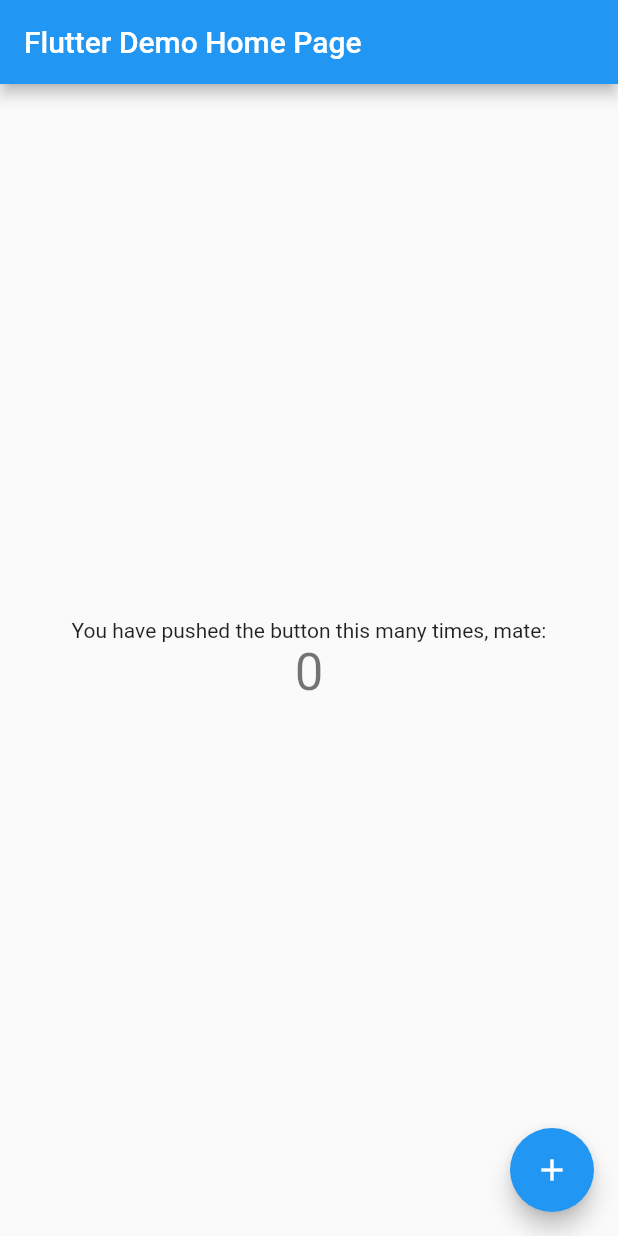
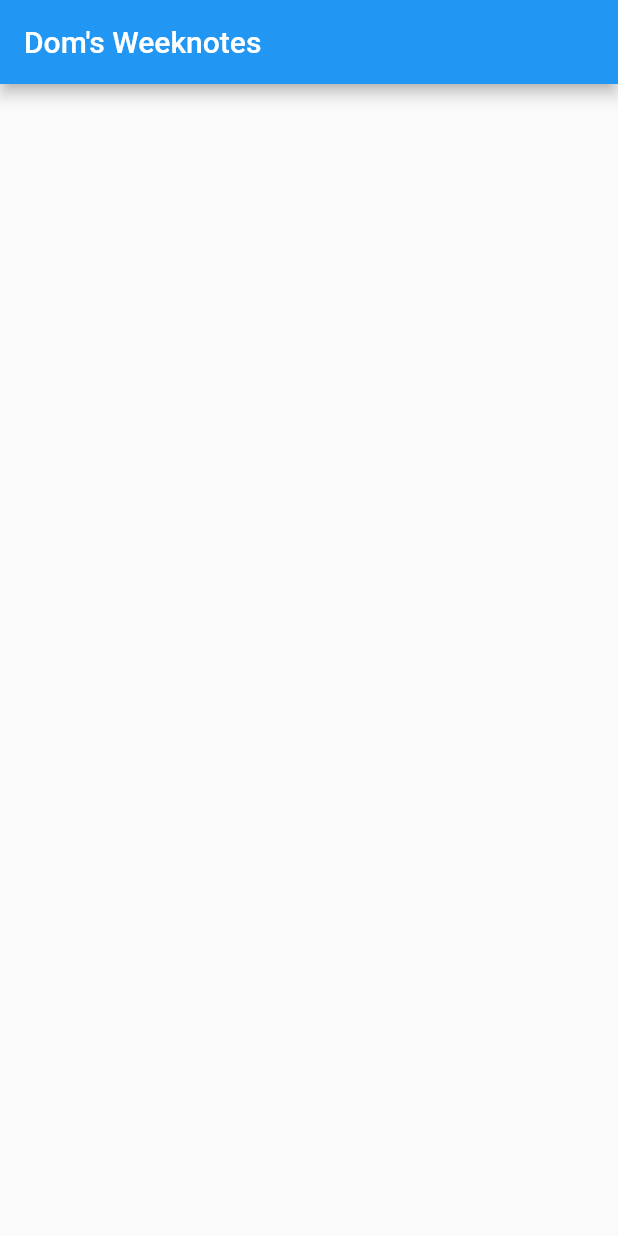
Before and after one commit to ChuffedDom/Doms-Weeknotes, a Flutter app: the screen it shows after launch, on a phone screen of 412 x 824 dp. Run offline on Flutter 3.47's test engine with Material 2 defaults, Android fonts, the phone set to English and light mode, and no system bars; our stand-ins replace cloud_firestore, firebase_core, flutter_markdown; accounts and stored records are empty; statements that could not run were skipped.

Commit message:
New weeknotes with markdown from firebase

```diff
--- a/lib/main.dart
+++ b/lib/main.dart
@@ -1,115 +1,129 @@
 import 'package:flutter/material.dart';
+import 'package:flutter_markdown/flutter_markdown.dart';
+import 'package:intl/intl.dart';
+import 'package:firebase_core/firebase_core.dart';
+import 'package:cloud_firestore/cloud_firestore.dart';
+import 'firebase_options.dart';
 
-void main() {
-  runApp(const MyApp());
+Future<void> main() async {
+  WidgetsFlutterBinding.ensureInitialized();
+  await Firebase.initializeApp(
+    options: DefaultFirebaseOptions.currentPlatform,
+  );
+  runApp(const Weeknotes());
 }
 
-class MyApp extends StatelessWidget {
-  const MyApp({super.key});
+class Weeknotes extends StatelessWidget {
+  const Weeknotes({super.key});
 
   // This widget is the root of your application.
   @override
   Widget build(BuildContext context) {
     return MaterialApp(
-      title: 'Flutter Demo',
+      title: "Dom's Weeknotes",
       theme: ThemeData(
-        // This is the theme of your application.
-        //
-        // Try running your application with "flutter run". You'll see the
-        // application has a blue toolbar. Then, without quitting the app, try
-        // changing the primarySwatch below to Colors.green and then invoke
-        // "hot reload" (press "r" in the console where you ran "flutter run",
-        // or simply save your changes to "hot reload" in a Flutter IDE).
-        // Notice that the counter didn't reset back to zero; the application
-        // is not restarted.
         primarySwatch: Colors.blue,
       ),
-      home: const MyHomePage(title: 'Flutter Demo Home Page'),
+      home: const Homepage(),
     );
   }
 }
 
-class MyHomePage extends StatefulWidget {
-  const MyHomePage({super.key, required this.title});
-
-  // This widget is the home page of your application. It is stateful, meaning
-  // that it has a State object (defined below) that contains fields that affect
-  // how it looks.
-
-  // This class is the configuration for the state. It holds the values (in this
-  // case the title) provided by the parent (in this case the App widget) and
-  // used by the build method of the State. Fields in a Widget subclass are
-  // always marked "final".
-
-  final String title;
+class Homepage extends StatefulWidget {
+  const Homepage({super.key});
 
   @override
-  State<MyHomePage> createState() => _MyHomePageState();
+  State<Homepage> createState() => _HomepageState();
 }
 
-class _MyHomePageState extends State<MyHomePage> {
-  int _counter = 0;
+class _HomepageState extends State<Homepage> {
+  @override
+  Widget build(BuildContext context) {
+    var db = FirebaseFirestore.instance;
+    return Scaffold(
+      appBar: AppBar(
+        title: Text("Dom's Weeknotes"),
+      ),
+      body: Padding(
+        padding: const EdgeInsets.all(8.0),
+        child: StreamBuilder(
+            stream: db
+                .collection('notes')
+                .orderBy('date', descending: true)
+                .snapshots(),
+            builder: (context, snapshot) {
+              if (!snapshot.hasData) {
+                return const Padding(
+                  padding: EdgeInsets.all(20.0),
+                  child: Center(
+                    child: CircularProgressIndicator(),
+                  ),
+                );
+              }
+              var docs = snapshot.data!.docs;
+              return ListView.builder(
+                  itemCount: docs.length,
+                  itemBuilder: (context, index) {
+                    var doc = docs[index];
+                    return NoteV1(
+                        date: doc["date"].toDate(),
+                        title: doc["title"],
+                        emoji: doc["emoji"],
+                        body: doc["body"].replaceAll("\\n", "\n"),
+                        published: doc["published"]);
+                  });
+            }),
+      ),
+    );
+  }
+}
 
-  void _incrementCounter() {
-    setState(() {
-      // This call to setState tells the Flutter framework that something has
-      // changed in this State, which causes it to rerun the build method below
-      // so that the display can reflect the updated values. If we changed
-      // _counter without calling setState(), then the build method would not be
-      // called again, and so nothing would appear to happen.
-      _counter++;
-    });
-  }
+// V1 is from the old Django weeknotes, and is just date, title, emoji, body(markdown)
+class NoteV1 extends StatelessWidget {
+  final DateTime date;
+  final String title;
+  final String emoji;
+  final String body;
+  final bool published;
+  const NoteV1(
+      {super.key,
+      required this.date,
+      required this.title,
+      required this.emoji,
+      required this.body,
+      required this.published});
 
   @override
   Widget build(BuildContext context) {
-    // This method is rerun every time setState is called, for instance as done
-    // by the _incrementCounter method above.
-    //
-    // The Flutter framework has been optimized to make rerunning build methods
-    // fast, so that you can just rebuild anything that needs updating rather
-    // than having to individually change instances of widgets.
-    return Scaffold(
-      appBar: AppBar(
-        // Here we take the value from the MyHomePage object that was created by
-        // the App.build method, and use it to set our appbar title.
-        title: Text(widget.title),
-      ),
-      body: Center(
-        // Center is a layout widget. It takes a single child and positions it
-        // in the middle of the parent.
-        child: Column(
-          // Column is also a layout widget. It takes a list of children and
-          // arranges them vertically. By default, it sizes itself to fit its
-          // children horizontally, and tries to be as tall as its parent.
-          //
-          // Invoke "debug painting" (press "p" in the console, choose the
-          // "Toggle Debug Paint" action from the Flutter Inspector in Android
-          // Studio, or the "Toggle Debug Paint" command in Visual Studio Code)
-          // to see the wireframe for each widget.
-          //
-          // Column has various properties to control how it sizes itself and
-          // how it positions its children. Here we use mainAxisAlignment to
-          // center the children vertically; the main axis here is the vertical
-          // axis because Columns are vertical (the cross axis would be
-          // horizontal).
-          mainAxisAlignment: MainAxisAlignment.center,
-          children: <Widget>[
-            const Text(
-              'You have pushed the button this many times, mate:',
-            ),
-            Text(
-              '$_counter',
-              style: Theme.of(context).textTheme.headline4,
-            ),
-          ],
+    return Column(
+      crossAxisAlignment: CrossAxisAlignment.start,
+      children: [
+        Text(
+          DateFormat('yyyy-MM-dd').format(date),
         ),
-      ),
-      floatingActionButton: FloatingActionButton(
-        onPressed: _incrementCounter,
-        tooltip: 'Increment',
-        child: const Icon(Icons.add),
-      ), // This trailing comma makes auto-formatting nicer for build methods.
+        SizedBox(
+          height: 10.0,
+        ),
+        Text(
+          title,
+          style: Theme.of(context).textTheme.headline3,
+        ),
+        Text(
+          emoji,
+          style: Theme.of(context).textTheme.headline3,
+        ),
+        SizedBox(
+          height: 10.0,
+        ),
+        MarkdownBody(data: body),
+        SizedBox(
+          height: 10.0,
+        ),
+        Divider(),
+        SizedBox(
+          height: 30.0,
+        )
+      ],
     );
   }
 }
--- a/pubspec.yaml
+++ b/pubspec.yaml
@@ -36,6 +36,10 @@
   # The following adds the Cupertino Icons font to your application.
   # Use with the CupertinoIcons class for iOS style icons.
   cupertino_icons: ^1.0.2
+  flutter_markdown: ^0.6.13
+  intl: ^0.17.0
+  firebase_core: ^2.2.0
+  cloud_firestore: ^4.0.5
 
 dev_dependencies:
   flutter_test:
```
Also changed, not shown: lib/firebase_options.dart (added), pubspec.lock, 8 other files.
